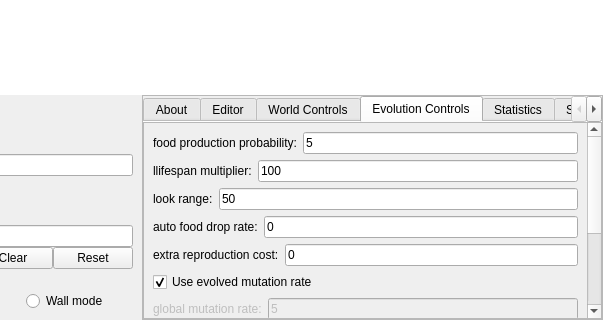
First picture: the form in LifeEngineCpp/mainwindow.ui, repository SuperSpaceEye/LifeEngineExtended, before the edit; both pictures show x 197 to 800 and y 580 to 900 of the 800 by 900 pixel window.
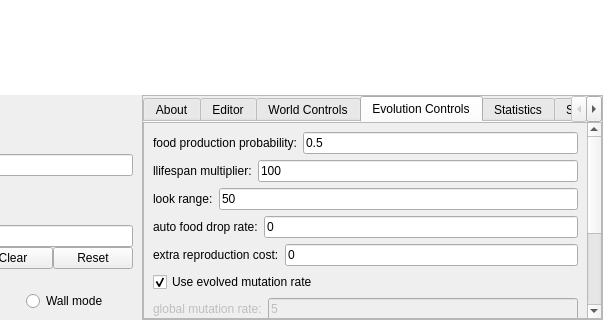
Second picture: the form after the edit.

Patch:
```diff
--- a/LifeEngineCpp/mainwindow.ui
+++ b/LifeEngineCpp/mainwindow.ui
@@ -675,7 +675,7 @@
                 <property name="geometry">
                  <rect>
                   <x>0</x>
-                  <y>-221</y>
+                  <y>0</y>
                   <width>406</width>
                   <height>416</height>
                  </rect>
@@ -768,7 +768,7 @@
                       <item>
                        <widget class="QLineEdit" name="le_food_production_probability">
                         <property name="text">
-                         <string>5</string>
+                         <string>0.5</string>
                         </property>
                        </widget>
                       </item>
```
